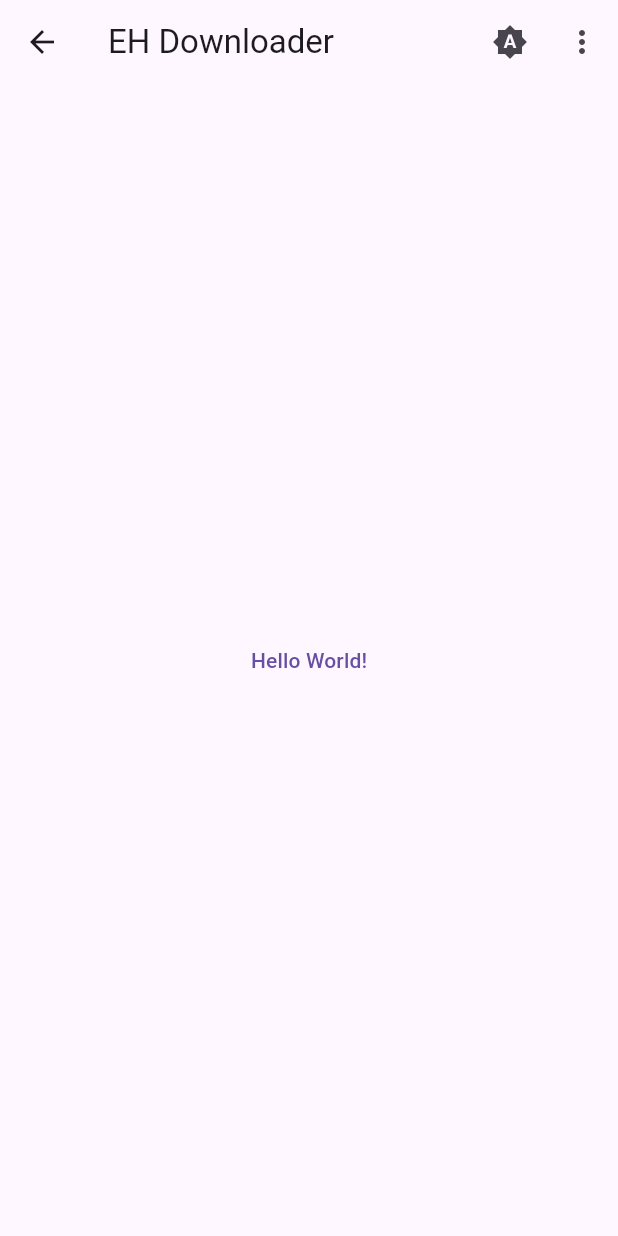
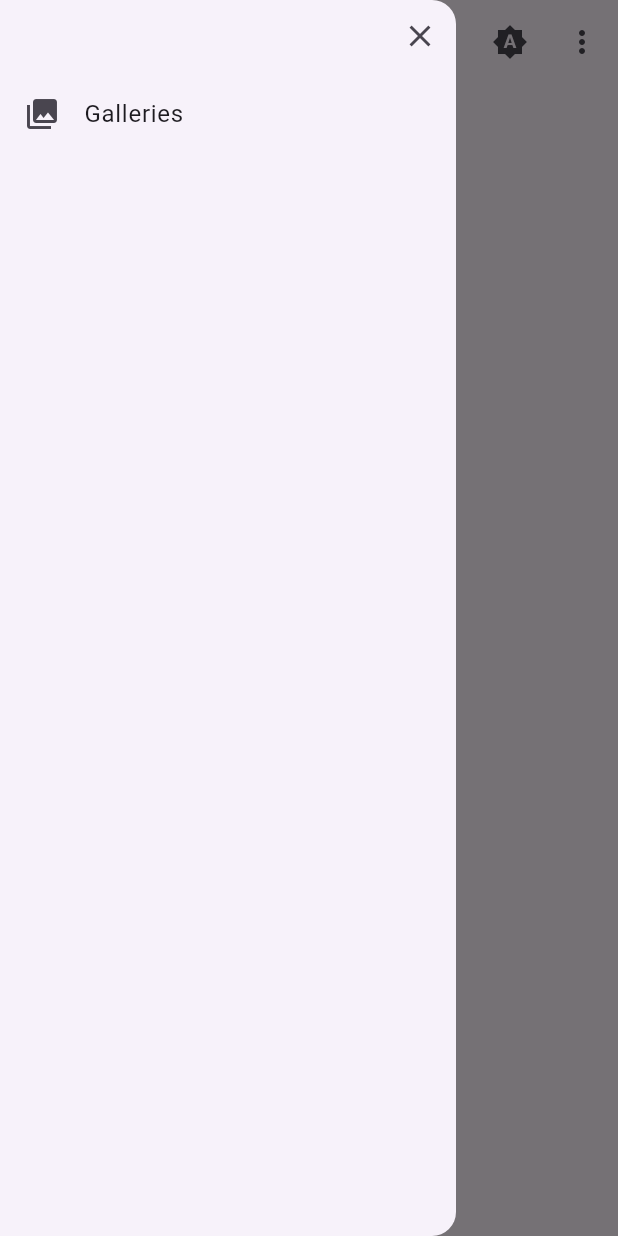
Before and after one commit to lifegpc/eh_downloader_flutter, a Flutter app: the HomePage screen opened directly, with the side drawer open (before the commit the screen has no drawer), on a phone screen of 412 x 824 dp. Run offline on Flutter 3.47's test engine with Material 2 defaults, Android fonts, the phone set to English and light mode, and no system bars; our stand-ins replace cookie_jar, dio, dio_cookie_manager, file, flutter_hooks, go_router and 4 more; missing offline and left inert: chinese_font_library, cryptography, dart:html, enum_flag, event_listener, super_clipboard and 2 more; accounts and stored records are empty; generated files the repository leaves out were written again.

Commit message:
Update home page

```diff
--- a/lib/home.dart
+++ b/lib/home.dart
@@ -35,6 +35,33 @@ class HomePage extends HookWidget {
           buildMoreVertSettingsButon(context),
         ],
       ),
+      drawer: Drawer(
+          child: ListView.builder(
+              padding: EdgeInsets.zero,
+              itemCount: 2,
+              itemBuilder: (context, i) {
+                if (i == 0) {
+                  return Row(
+                    children: [
+                      Expanded(child: Container()),
+                      IconButton(
+                          onPressed: () => Scaffold.of(context).closeDrawer(),
+                          icon: const Icon(Icons.close))
+                    ],
+                  );
+                }
+                if (i == 1) {
+                  return ListTile(
+                    leading: const Icon(Icons.collections),
+                    title: Text(AppLocalizations.of(context)!.galleries),
+                    onTap: () {
+                      Scaffold.of(context).closeDrawer();
+                      context.push("/galleries");
+                    },
+                  );
+                }
+                return Container();
+              })),
       body: Center(
         child: TextButton(
           child: Text('Hello World!'),
```
